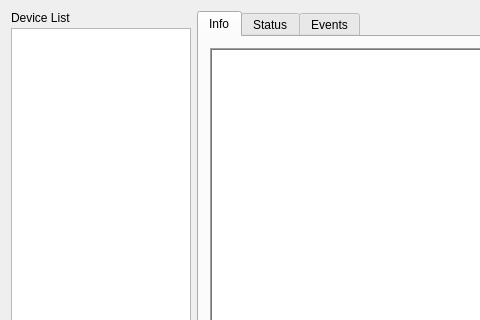
Above: sqlexample.ui from Sansi/SkyEye-Monitor before the change; both pictures show x 0 to 480 and y 0 to 320 of the 780 by 580 pixel window. Below: the same form after it.
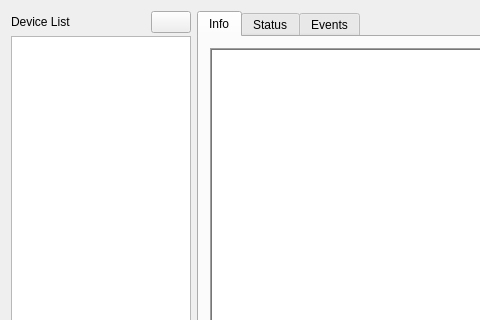
That is the form after the change. Icons and pictures are not drawn.

Commit message: add refresh button

Diff of the .ui file:
```diff
--- a/sqlexample.ui
+++ b/sqlexample.ui
@@ -17,15 +17,17 @@
    <item>
     <layout class="QVBoxLayout" name="verticalLayout_2">
      <item>
-      <layout class="QHBoxLayout" name="horizontalLayout">
+      <layout class="QHBoxLayout" name="contentLayout">
        <item>
-        <layout class="QVBoxLayout" name="verticalLayout">
+        <layout class="QVBoxLayout" name="deviceListLayout">
          <property name="spacing">
           <number>3</number>
          </property>
          <property name="sizeConstraint">
           <enum>QLayout::SetDefaultConstraint</enum>
          </property>
+         <item>
+          <layout class="QHBoxLayout" name="horizontalLayout">
          <item alignment="Qt::AlignLeft">
           <widget class="QLabel" name="deviceListLabel">
            <property name="sizePolicy">
@@ -42,6 +44,19 @@
            </property>
           </widget>
          </item>
+           <item alignment="Qt::AlignRight">
+            <widget class="QPushButton" name="refreshButton">
+             <property name="text">
+              <string/>
+             </property>
+             <property name="icon">
+              <iconset resource="res.qrc">
+               <normaloff>:/icon/refresh.png</normaloff>:/icon/refresh.png</iconset>
+             </property>
+            </widget>
+           </item>
+          </layout>
+         </item>
          <item>
           <widget class="QListWidget" name="deviceList">
            <property name="sizePolicy">
```
Left out of the diff: 14 changed lines with no effect on the pictures. Lines whose indentation alone changed are shown as unchanged. The commit also changes 2 other files.
